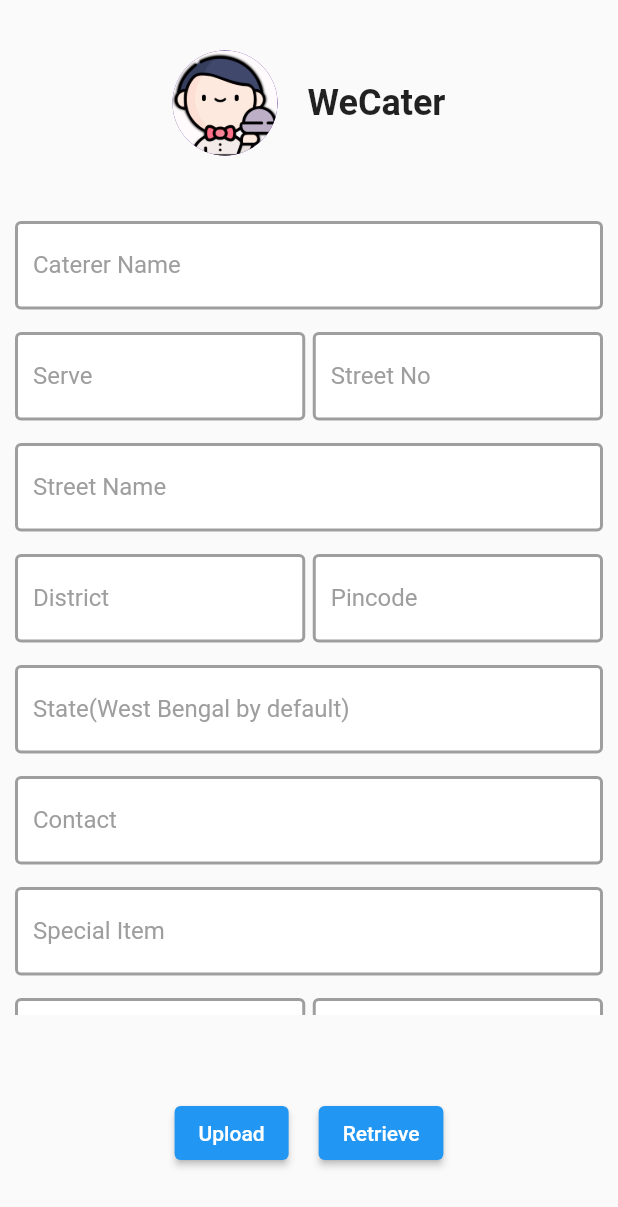
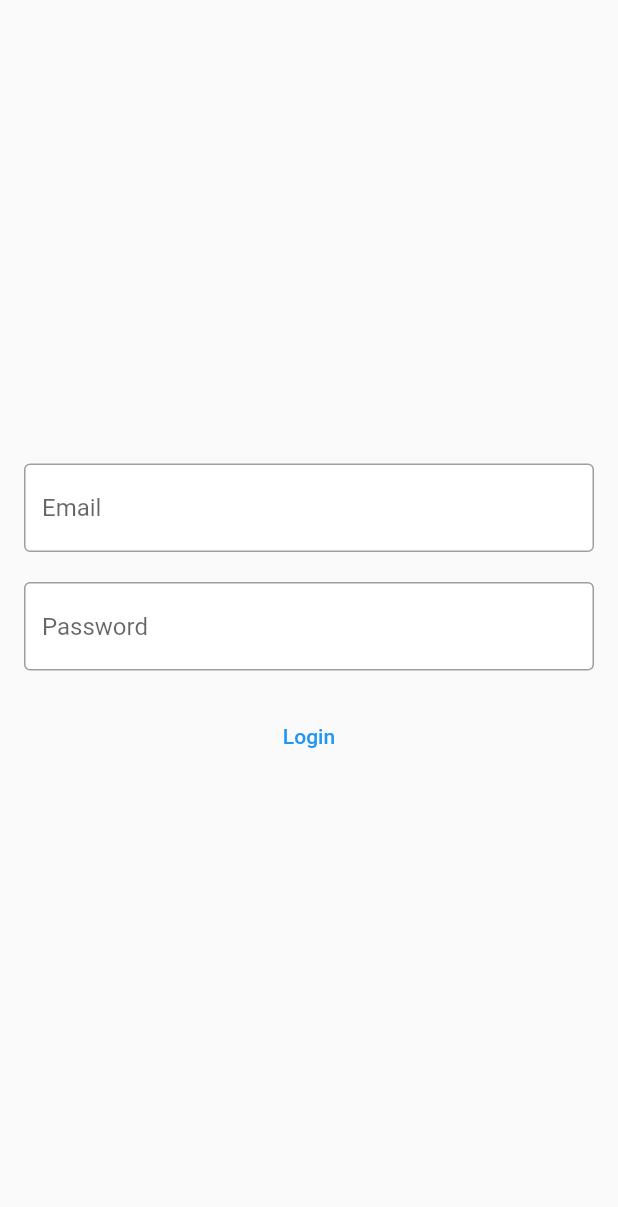
Before and after one commit to Abu-Shoaib-Jamil/WeCater, a Flutter app: the screen it shows after launch, on a phone screen of 412 x 824 dp. Shown: the top 1207 px of the screen. Run offline on Flutter 3.47's test engine with Material 2 defaults, Android fonts, the light colour scheme and no system bars; our stand-ins replace cloud_firestore, firebase_auth, firebase_core; accounts and stored records are empty.

Commit message:
latest commit

```diff
--- a/lib/main.dart
+++ b/lib/main.dart
@@ -1,7 +1,9 @@
 import 'package:flutter/material.dart';
 import 'package:firebase_core/firebase_core.dart';
 import 'package:listing/screens/listpage.dart';
+import 'package:listing/screens/loginpage.dart';
 import 'package:listing/screens/retrievepage.dart';
+import 'package:listing/screens/signinsignoutwrapper.dart';
 
 void main()async{
   WidgetsFlutterBinding.ensureInitialized();
@@ -14,10 +16,12 @@ class MyApp extends StatelessWidget {
   Widget build(BuildContext context) {
     return MaterialApp(
       debugShowCheckedModeBanner: false,
-      initialRoute: '/listpage',
+      initialRoute: '/',
       routes: {
+        '/':(context)=>SignInSignOutWrapper(),
         '/listpage':(context)=>ListPage(),
         '/retrievepage':(context)=>RetrievePage(),
+        '/loginpage':(context)=>LoginPage(),
       },
     );
   }
--- a/lib/screens/listpage.dart
+++ b/lib/screens/listpage.dart
@@ -1,4 +1,5 @@
 import 'package:flutter/material.dart';
+import 'package:listing/service/authservice.dart';
 import 'package:listing/shared/testfield.dart';
 import 'package:uuid/uuid.dart';
 import 'package:cloud_firestore/cloud_firestore.dart';
@@ -10,8 +11,8 @@ class ListPage extends StatefulWidget {
 
 class _ListPageState extends State<ListPage> {
   final _listKey = GlobalKey<FormState>();
-  late String _catname,_serve,_streetno,_streetname,_district,_pincode,_state="West Bengal",_specialitem,_contact;
-  late int _foodrate=2,_hygienerate=2;
+  late String _catname,_serve,_streetno,_streetname,_district,_pincode,_state,_specialitem,_contact;
+  late int _foodrate,_hygienerate;
   Future _uploadData()async{
     try{
       var _uid = Uuid().v1();
@@ -87,17 +88,18 @@ class _ListPageState extends State<ListPage> {
                           },
                         ),
                         SizedBox(height: 15.0,),
+                        //Serve and Street number
                         Row(
                           children: [
                             Expanded(
                                 flex:1,
                                 //Serve
                                 child: TextFormField(
-                                decoration: inputfield.copyWith(labelText:"Serve"),
+                                decoration: inputfield.copyWith(labelText:"Serve(veg/nonveg/both)"),
                                 validator: (val){
                                   if(val!.isEmpty){
                                     return "Enter Serve";
-                                  }else if(val.length<3 || val.length>5){
+                                  }else if(val.length>=3 && val.length<=5){
                                     return "Enter veg/nonveg/both";
                                   }else{
                                     return null;
@@ -137,6 +139,7 @@ class _ListPageState extends State<ListPage> {
                           },
                         ),
                         SizedBox(height: 15.0,),
+                        //District and Pincode
                         Row(
                           children: [
                             //District
@@ -196,12 +199,13 @@ class _ListPageState extends State<ListPage> {
                           },
                         ),
                         SizedBox(height: 15.0,),
+                        //FoodRating and HygieneRating
                         Row(
                           children: [
                             Expanded(
                               flex:1,
                               child: TextFormField(
-                                decoration: inputfield.copyWith(labelText:"Food Rating(By Default:2)"),
+                                decoration: inputfield.copyWith(labelText:"Food Quality Rating"),
                                 onChanged: (val){
                                   setState((){
                                     _foodrate = val as int;
@@ -214,7 +218,7 @@ class _ListPageState extends State<ListPage> {
                             Expanded(
                               flex:1,
                               child: TextFormField(
-                                decoration: inputfield.copyWith(labelText:"Hygiene Rating(By Default:2)"),
+                                decoration: inputfield.copyWith(labelText:"Hygiene Rating"),
                                 onChanged: (val){
                                   setState((){
                                     _hygienerate = val as int;
@@ -230,12 +234,15 @@ class _ListPageState extends State<ListPage> {
                 ),
               ),
             ),
-            //Upload and Retrieve Button
+            //Upload, Retrieve adn Logout Button
             Expanded(
               flex: 1,
               child:Row(
-                mainAxisAlignment: MainAxisAlignment.center,
+                mainAxisAlignment: MainAxisAlignment.spaceAround,
                 crossAxisAlignment: CrossAxisAlignment.center,
+                children: [
+                  //Upload and Retreive Button
+                  Row(
                     children: [
                       //Upload Data
                       ElevatedButton(
@@ -253,13 +260,23 @@ class _ListPageState extends State<ListPage> {
                         },
                         child: Text("Upload"),
                       ),
-                  SizedBox(width: 20.0,),
+                      SizedBox(width:20.0),
                       //Retrieve
                       ElevatedButton(
                         onPressed: (){
                           Navigator.pushNamed(context, '/retrievepage');
                         },
                         child: Text("Retrieve"),
+                      ),
+                    ],
+                  ),
+                  //Logout
+                  TextButton(
+                    onPressed: ()async{
+                      await Authentication().logout();
+                    },
+
+                    child: Text("Logout",style: TextStyle(color: Colors.red),),
                   ),
                 ],
               ),
--- /dev/null
+++ b/lib/screens/loginpage.dart
@@ -0,0 +1,77 @@
+import 'package:flutter/material.dart';
+import 'package:listing/service/authservice.dart';
+
+class LoginPage extends StatefulWidget {
+  @override
+  _LoginPageState createState() => _LoginPageState();
+}
+
+class _LoginPageState extends State<LoginPage> {
+  final _loginKey = GlobalKey<FormState>();
+  late String _email,_password;
+  @override
+  Widget build(BuildContext context) {
+    return Scaffold(
+      body:Center(
+        child: Padding(
+          padding: const EdgeInsets.all(16.0),
+          child: Form(
+            key: _loginKey,
+            child: Column(
+              mainAxisAlignment: MainAxisAlignment.center,
+              crossAxisAlignment: CrossAxisAlignment.center,
+              children: [
+                //Email
+                TextFormField(
+                  decoration: InputDecoration(
+                    enabledBorder:OutlineInputBorder(borderSide: BorderSide(color: Colors.grey),),
+                    focusedBorder: OutlineInputBorder(borderSide: BorderSide(color: Colors.black),),
+                    filled: true,
+                    fillColor: Colors.white,
+                    hintText: "Email",
+                  ),
+                  validator: (val)=>val!.isEmpty?"Enter email":null,
+                  onChanged: (val){
+                    setState((){
+                      _email = val;
+                    });
+                  },
+                ),
+                SizedBox(height:20.0),
+                //Password
+                TextFormField(
+                  decoration: InputDecoration(
+                    enabledBorder:OutlineInputBorder(borderSide: BorderSide(color: Colors.grey),),
+                    focusedBorder: OutlineInputBorder(borderSide: BorderSide(color: Colors.black),),
+                    filled: true,
+                    fillColor: Colors.white,
+                    hintText: "Password",
+                  ),
+                  validator: (val)=>val!.isEmpty?"Enter Password":null,
+                  onChanged: (val){
+                    setState((){
+                      _password=val;
+                    });
+                  },
+                ),
+                SizedBox(height:20.0),
+                //Login Button
+                TextButton(
+                  onPressed:()async{
+                    var _result = await Authentication().login(email: _email, password: _password);
+                    if(_result=='user-not-found' || _result=='wrong-password'){
+                      ScaffoldMessenger.of(context).showSnackBar(SnackBar(content:Text("$_result"),),);
+                    }else{
+                      Navigator.pushReplacementNamed(context, '/');
+                    }
+                  },
+                  child:Text("Login"),
+                ),
+              ],
+            )
+          ),
+        ),
+      ),
+    );
+  }
+}
--- a/lib/screens/retrievepage.dart
+++ b/lib/screens/retrievepage.dart
@@ -8,6 +8,7 @@ class RetrievePage extends StatefulWidget {
 }
 
 class _RetrievePageState extends State<RetrievePage> {
+  final _searchKey = GlobalKey<FormFieldState>();
   String _searchvalue="";
   @override
   Widget build(BuildContext context) {
@@ -18,7 +19,8 @@ class _RetrievePageState extends State<RetrievePage> {
             child: Column(
               children: [
                 TextFormField(
-                  decoration: inputfield.copyWith(hintText:"Search",prefixIcon: Icon(Icons.search_rounded),suffixIcon: InkWell(onTap:()async{setState((){_searchvalue="";});},child:Icon(Icons.cancel),),),
+                  key: _searchKey,
+                  decoration: inputfield.copyWith(hintText:"Search",prefixIcon: Icon(Icons.search_rounded),suffixIcon: InkWell(onTap:()async{_searchKey.currentState!.reset();setState((){_searchvalue="";});},child:Icon(Icons.cancel_outlined),),),
                   onChanged: (val){
                     setState((){
                       _searchvalue = val;
@@ -26,7 +28,7 @@ class _RetrievePageState extends State<RetrievePage> {
                   },
                 ),
                 SizedBox(height: 10.0,),
-                Expanded(child: CatererListWrapper(searchvalue: _searchvalue,)),
+                CatererListWrapper(searchvalue: _searchvalue,),
               ],
             ),
           ),
--- /dev/null
+++ b/lib/screens/signinsignoutwrapper.dart
@@ -0,0 +1,25 @@
+import 'package:flutter/material.dart';
+import 'package:firebase_auth/firebase_auth.dart';
+import 'package:listing/screens/listpage.dart';
+import 'package:listing/screens/loginpage.dart';
+
+class SignInSignOutWrapper extends StatefulWidget {
+  @override
+  _SignInSignOutWrapperState createState() => _SignInSignOutWrapperState();
+}
+
+class _SignInSignOutWrapperState extends State<SignInSignOutWrapper> {
+  @override
+  Widget build(BuildContext context) {
+    return StreamBuilder(
+      stream: FirebaseAuth.instance.authStateChanges(),
+      builder: (context,snapshot){
+        if(!snapshot.hasData){
+          return LoginPage();
+        }else{
+          return ListPage();
+        }
+      }
+    );
+  }
+}
--- /dev/null
+++ b/lib/service/authservice.dart
@@ -0,0 +1,25 @@
+import 'package:firebase_auth/firebase_auth.dart';
+
+class Authentication{
+  FirebaseAuth _auth = FirebaseAuth.instance;
+
+  //Login
+  Future login({required String email,required String password})async{
+    try{
+      UserCredential? _credential = await _auth.signInWithEmailAndPassword(email: email, password: password);
+      User? _user = _credential.user;
+      return _user!.uid;
+    }on FirebaseAuthException catch(e){
+      return e.code;
+    }
+  }
+
+  //Logout
+  Future logout()async{
+    try{
+      await _auth.signOut();
+    }on FirebaseAuthException catch(e){
+      return e.code;
+    }
+  }
+}
--- a/lib/shared/catererlistwithoutsearch.dart
+++ b/lib/shared/catererlistwithoutsearch.dart
@@ -18,11 +18,11 @@ class _CatererListWithoutSearchState extends State<CatererListWithoutSearch> {
           return ListView(
             children: snapshot.data!.docs.map((doc) {
               String _name = doc.get('caterername');
-              int _averagerate = doc.get('averagerate');
+              var _avrate = doc.get('averagerate');
                 return Card(
                   child: ListTile(
                     title: Text(_name,style: TextStyle(color:Colors.purple,fontWeight: FontWeight.bold),),
-                    subtitle: Text('$_averagerate'),
+                    subtitle: Text("$_avrate"),
                   ),
                 );
               }).toList(),
--- a/lib/shared/catererslistwrapper.dart
+++ b/lib/shared/catererslistwrapper.dart
@@ -3,7 +3,7 @@ import 'package:listing/shared/catererlistwithoutsearch.dart';
 import 'package:listing/shared/catererlistwithsearch.dart';
 
 class CatererListWrapper extends StatefulWidget {
-  String searchvalue;
+  final String searchvalue;
   CatererListWrapper({required this.searchvalue});
   @override
   _CatererListWrapperState createState() => _CatererListWrapperState();
@@ -13,9 +13,9 @@ class _CatererListWrapperState extends State<CatererListWrapper> {
   @override
   Widget build(BuildContext context) {
     if(widget.searchvalue.isEmpty){
-      return CatererListWithoutSearch();
+      return Expanded(child: CatererListWithoutSearch());
     }else{
-      return CatererListWithSearch(searchvalue:widget.searchvalue);
+      return Expanded(child: CatererListWithSearch(searchvalue:widget.searchvalue));
     }
   }
 }
--- a/pubspec.yaml
+++ b/pubspec.yaml
@@ -30,6 +30,7 @@ dependencies:
   cupertino_icons: ^1.0.2
   cloud_firestore: ^2.4.0
   uuid: ^3.0.4
+  firebase_auth: ^3.0.1
 
 dev_dependencies:
   flutter_test:
```
Also changed, not shown: lib/shared/catererlistwithsearch.dart (+4 -4 lines), pubspec.lock. Lines whose indentation alone changed are shown as unchanged.
